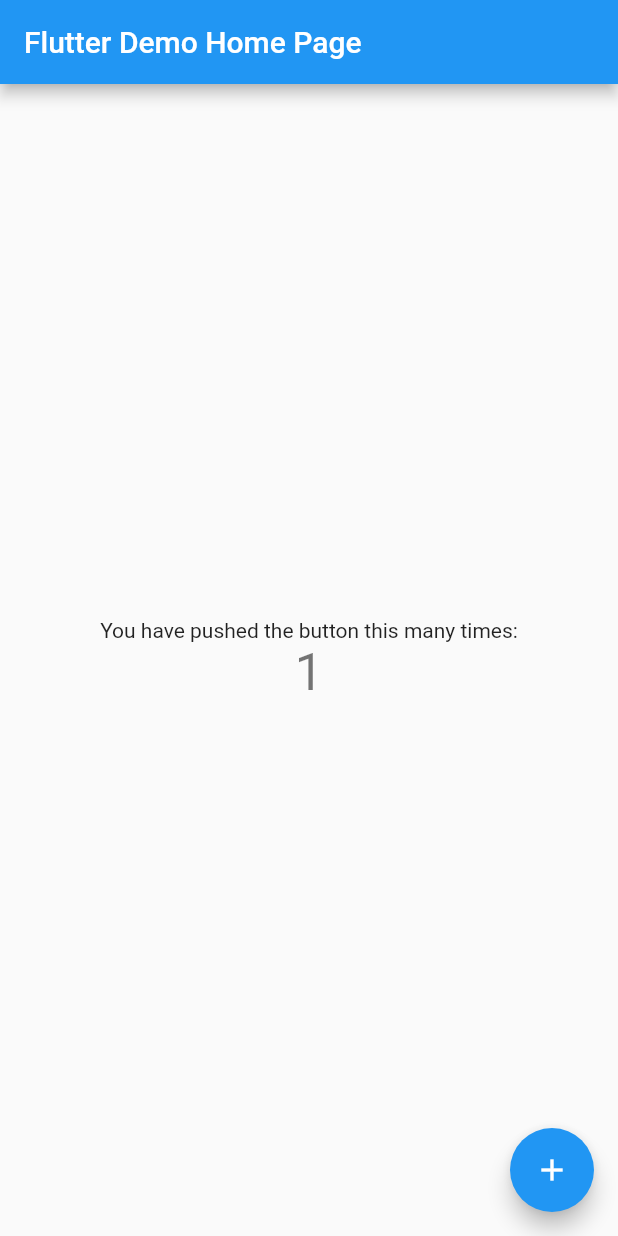
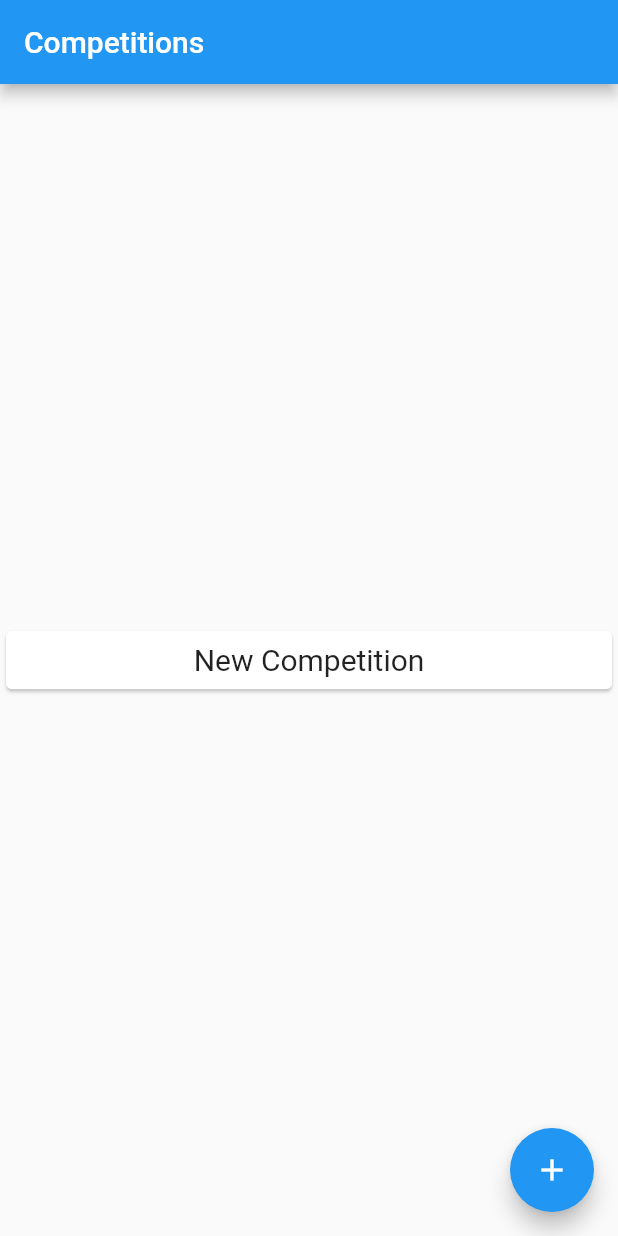
Before and after one commit to AFHS-TSA/SoftwareDev-2020-Mobile, a Flutter app: the screen it shows after launch, after a tap on the "add" icon, on a phone screen of 412 x 824 dp. Run offline on Flutter 3.47's test engine with Material 2 defaults, Android fonts, the phone set to English and light mode, and no system bars.

Commit message:
simple card layout for competitions

```diff
--- a/softwaredev_2020_mobile/lib/main.dart
+++ b/softwaredev_2020_mobile/lib/main.dart
@@ -7,7 +7,7 @@ class MyApp extends StatelessWidget {
   @override
   Widget build(BuildContext context) {
     return MaterialApp(
-      title: 'Flutter Demo',
+      title: 'Software Development',
       theme: ThemeData(
         // This is the theme of your application.
         //
@@ -20,7 +20,7 @@ class MyApp extends StatelessWidget {
         // is not restarted.
         primarySwatch: Colors.blue,
       ),
-      home: MyHomePage(title: 'Flutter Demo Home Page'),
+      home: MyHomePage(title: 'Competitions'),
     );
   }
 }
@@ -44,18 +44,7 @@ class MyHomePage extends StatefulWidget {
 }
 
 class _MyHomePageState extends State<MyHomePage> {
-  int _counter = 0;
 
-  void _incrementCounter() {
-    setState(() {
-      // This call to setState tells the Flutter framework that something has
-      // changed in this State, which causes it to rerun the build method below
-      // so that the display can reflect the updated values. If we changed
-      // _counter without calling setState(), then the build method would not be
-      // called again, and so nothing would appear to happen.
-      _counter++;
-    });
-  }
 
   @override
   Widget build(BuildContext context) {
@@ -91,18 +80,27 @@ class _MyHomePageState extends State<MyHomePage> {
           // horizontal).
           mainAxisAlignment: MainAxisAlignment.center,
           children: <Widget>[
-            Text(
-              'You have pushed the button this many times:',
-            ),
-            Text(
-              '$_counter',
-              style: Theme.of(context).textTheme.display1,
-            ),
+            Container(
+              width: double.infinity,
+              child: Card (
+                child: Column(
+                  children: <Widget>[
+                    Padding(
+                      padding: const EdgeInsets.all(8.0),
+                      child: Text("New Competition",
+                          style: TextStyle(
+                            fontSize: 20,
+                          ),),
+                    ),
+                  ],
+                ),
+              ),
+            )
           ],
         ),
       ),
       floatingActionButton: FloatingActionButton(
-        onPressed: _incrementCounter,
+        onPressed: ()=>{},
         tooltip: 'Increment',
         child: Icon(Icons.add),
       ), // This trailing comma makes auto-formatting nicer for build methods.
```
